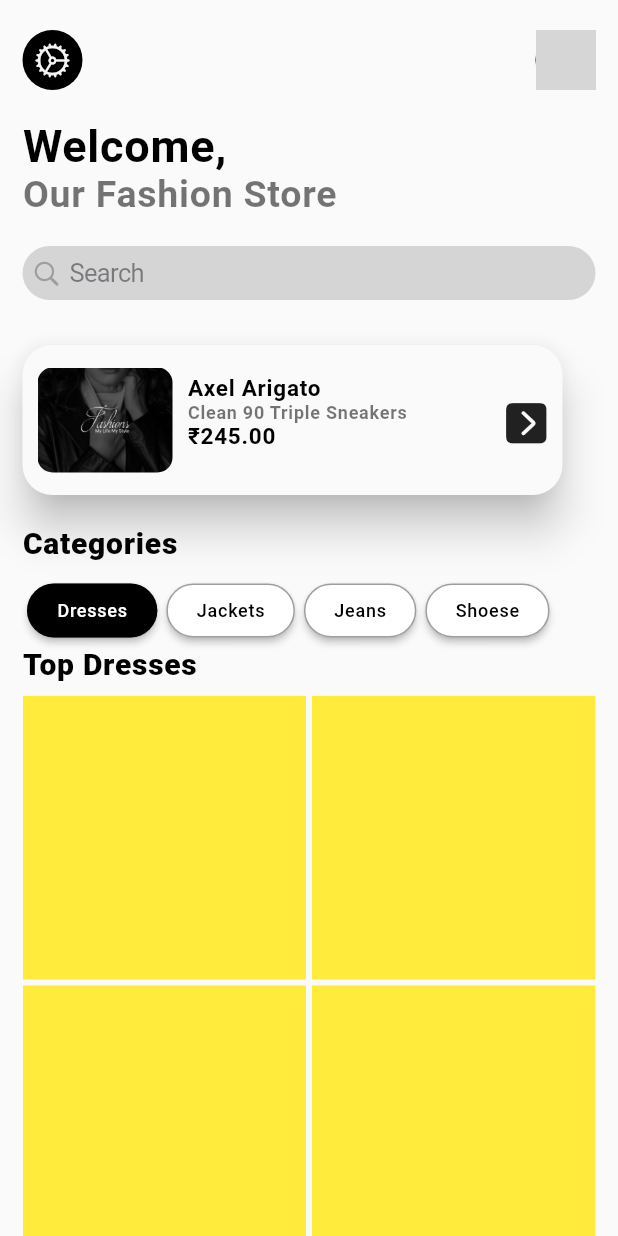
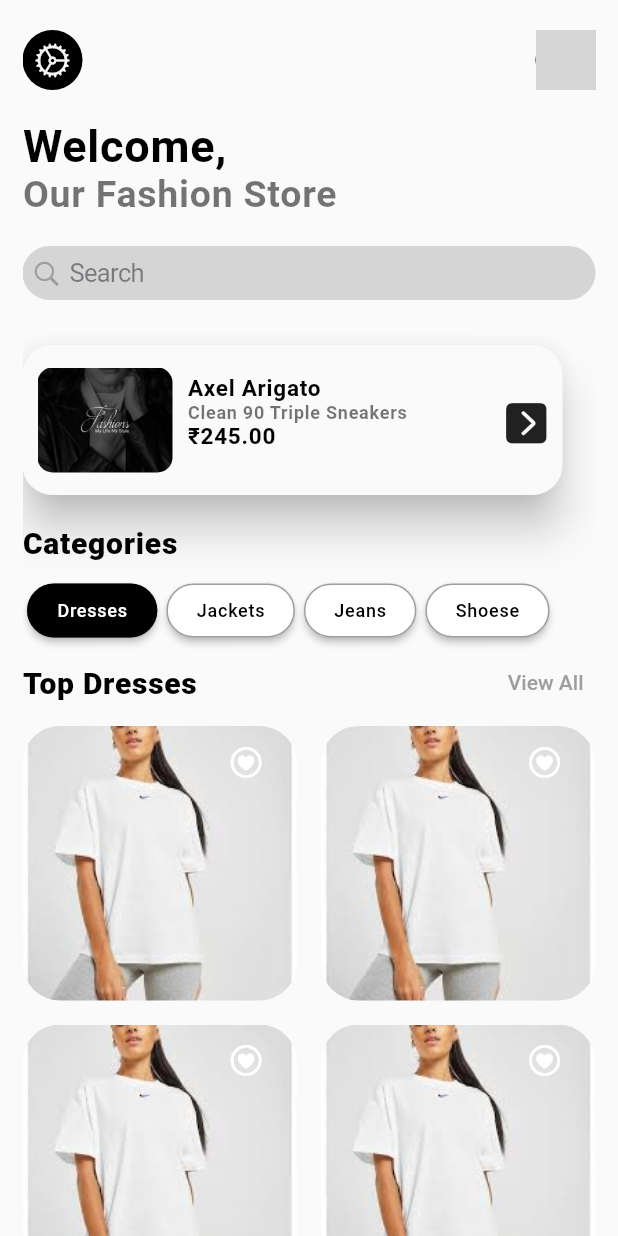
Before and after one commit to iam-Aslam/FashionStore-User, a Flutter app: the WidgetHome screen opened directly, on a phone screen of 412 x 824 dp. Run offline on Flutter 3.47's test engine with Material 2 defaults, Android fonts, the phone set to English and light mode, and no system bars; our stand-ins replace firebase_auth, firebase_core, google_fonts, google_nav_bar, google_sign_in; accounts and stored records are empty; network calls fail; Roboto replaces fonts that are missing (Prompt); grey boxes are pictures that could not be loaded.

Commit message:
home page designing image added

```diff
--- a/lib/presentations/home/widget/home_widget.dart
+++ b/lib/presentations/home/widget/home_widget.dart
@@ -1,4 +1,5 @@
 import 'package:fashionstore/core/constants.dart';
+import 'package:flutter/cupertino.dart';
 import 'package:flutter/material.dart';
 import 'package:google_fonts/google_fonts.dart';
 import 'category_button_widget.dart';
@@ -16,6 +17,7 @@ class WidgetHome extends StatelessWidget {
         child: Scaffold(
             body: Padding(
       padding: const EdgeInsets.only(left: 15, right: 15, top: 20),
+      child: SingleChildScrollView(
         child: Column(
           crossAxisAlignment: CrossAxisAlignment.start,
           children: [
@@ -56,24 +58,53 @@ class WidgetHome extends StatelessWidget {
                 CategoryButton(name: 'Shoese', active: false),
               ],
             ),
+            Row(
+              children: [
                 sideHeading(text: 'Top Dresses'),
-          khieght10,
-          Expanded(
-            child: GridView.builder(
+                const Spacer(),
+                TextButton(onPressed: () {}, child: const Text('View All'))
+              ],
+            ),
+            khieght5,
+            GridView.builder(
+              shrinkWrap: true,
               physics: const NeverScrollableScrollPhysics(),
               itemCount: 10,
               gridDelegate: const SliverGridDelegateWithFixedCrossAxisCount(
                   crossAxisCount: 2,
-                  crossAxisSpacing: 4.0,
-                  mainAxisSpacing: 4.0),
+                  crossAxisSpacing: 16.0,
+                  mainAxisSpacing: 16.0),
               itemBuilder: (context, index) {
                 return Container(
-                  color: Colors.yellow,
+                  //color: Colors.yellow,
+                  width: 80,
+                  height: 60,
+                  decoration: BoxDecoration(
+                      borderRadius: BorderRadius.circular(25),
+                      image: const DecorationImage(
+                        image: AssetImage('assets/images/nike.jpeg'),
+                        fit: BoxFit.cover,
+                      )),
+                  child: Stack(
+                    children: [
+                      Positioned(
+                          left: 125,
+                          top: 0,
+                          child: IconButton(
+                            icon: const Icon(
+                              CupertinoIcons.heart_circle,
+                              color: Colors.white,
+                              size: 24,
+                            ),
+                            onPressed: () {},
+                          ))
+                    ],
+                  ),
                 );
               },
-            ),
             )
           ],
+        ),
       ),
     )));
   }
```
Also changed, not shown: assets/images/nike.jpeg (added). Lines whose indentation alone changed are shown as unchanged.
